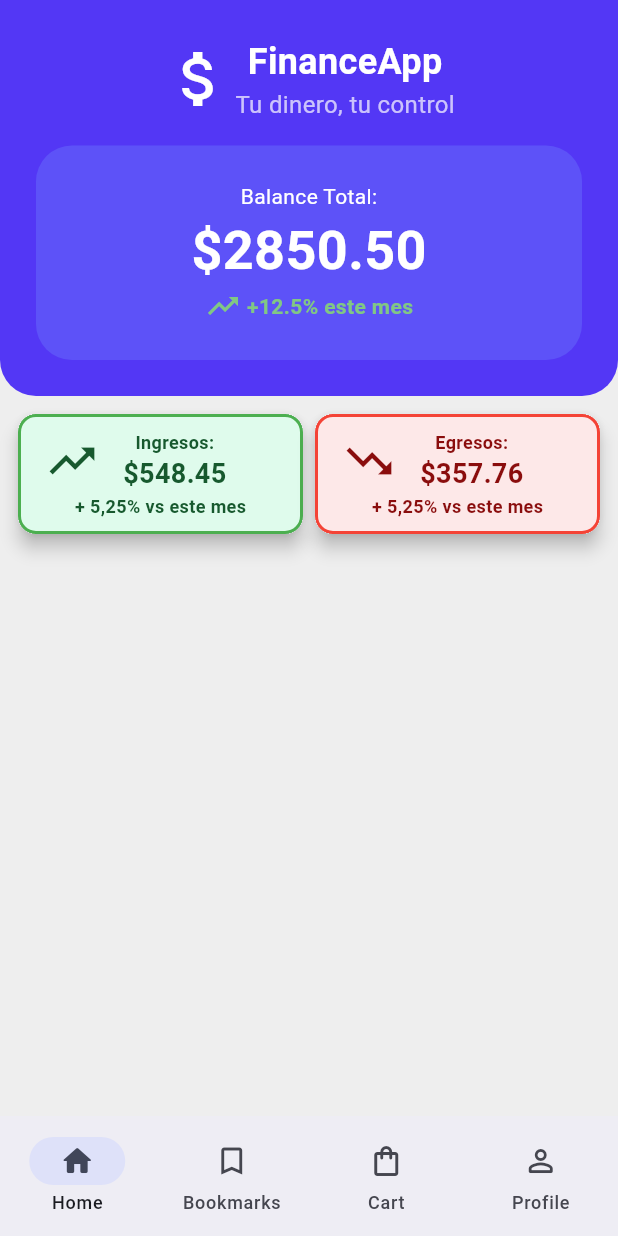
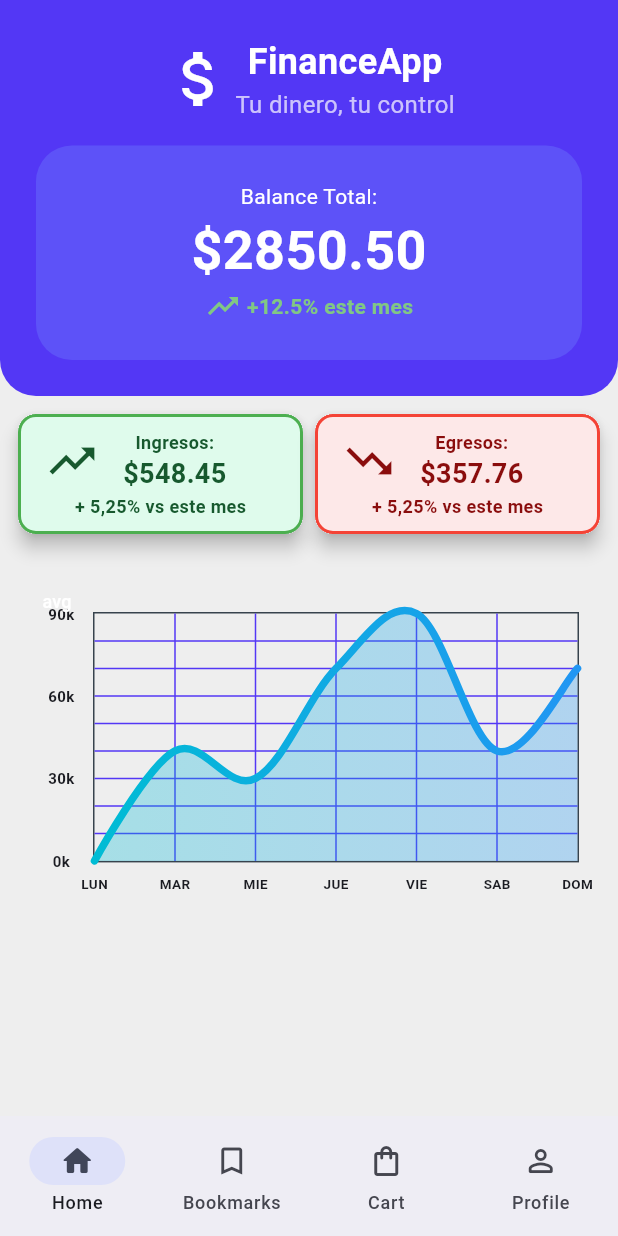
Before and after one commit to VECTOR416/Flutter-Manejo-Divisas, a Flutter app: the screen it shows after launch, on a phone screen of 412 x 824 dp. Run offline on Flutter 3.47's test engine with Material 3 defaults, Android fonts, the phone set to English and light mode, and no system bars; drawn by our look-alikes of fl_chart; our stand-ins replace go_router.

Commit message:
feature(homescreen): Cambio de libreria de charts y adicion de linechart personalizado

```diff
--- a/lib/presentation/screens/home_screen.dart
+++ b/lib/presentation/screens/home_screen.dart
@@ -10,19 +10,42 @@ class HomeScreen extends StatelessWidget {
   Widget build(BuildContext context) {
     return Scaffold(
       backgroundColor: Colors.grey[200],
-      body: SafeArea(child: Column(children: [
+      body: SafeArea(
+        child: Column(
+          children: [
             _MainAppbar(),
             SizedBox(height: 8),
             Padding(
               padding: EdgeInsets.only(left: 8, right: 8),
               child: Row(
                 children: [
-              Expanded(child: SecundaryCard(label: 'Ingresos:', money: 548.45,  elevation: 5, isIncome: true)),
-              Expanded(child: SecundaryCard(label: 'Egresos:', money: 357.76,  elevation: 5, isIncome: false))
+                  Expanded(
+                    child: SecundaryCard(
+                      label: 'Ingresos:',
+                      money: 548.45,
+                      elevation: 5,
+                      isIncome: true,
+                    ),
+                  ),
+                  Expanded(
+                    child: SecundaryCard(
+                      label: 'Egresos:',
+                      money: 357.76,
+                      elevation: 5,
+                      isIncome: false,
+                    ),
+                  ),
                 ],
               ),
+            ),
+            SizedBox(height: 8),
+            Padding(
+              padding: EdgeInsets.fromLTRB(8, 16, 8, 16),
+              child: CustomLineChart(),
             )
-        ])),
+          ],
+        ),
+      ),
       bottomNavigationBar: CustomBottomNavigationBar(),
     );
   }
@@ -69,7 +92,7 @@ class _MainAppbar extends StatelessWidget {
             ],
           ),
           const SizedBox(height: 16),
-          _SecundaryContainer()
+          _SecundaryContainer(),
         ],
       ),
     );
@@ -86,7 +109,7 @@ class _SecundaryContainer extends StatelessWidget {
       padding: EdgeInsets.all(24),
       decoration: BoxDecoration(
         borderRadius: BorderRadius.all(Radius.circular(24)),
-        color: Color(0xFF5d52f8)
+        color: Color(0xFF5d52f8),
       ),
       child: Column(
         children: [
@@ -97,17 +120,23 @@ class _SecundaryContainer extends StatelessWidget {
               fontSize: 36,
               fontWeight: FontWeight.bold,
               color: Colors.white,
-          )
+            ),
           ),
           Row(
             spacing: 4,
             mainAxisAlignment: MainAxisAlignment.center,
             children: [
               Icon(Icons.trending_up, color: Colors.green[300], weight: 5),
-            Text("+12.5% este mes", style: TextStyle(color: Colors.green[300], fontWeight: FontWeight.bold))
+              Text(
+                "+12.5% este mes",
+                style: TextStyle(
+                  color: Colors.green[300],
+                  fontWeight: FontWeight.bold,
+                ),
+              ),
             ],
-        )
-        ]
+          ),
+        ],
       ),
     );
   }
--- /dev/null
+++ b/lib/presentation/widgets/home-screen/custom_line_chart.dart
@@ -0,0 +1,276 @@
+import 'package:fl_chart/fl_chart.dart';
+import 'package:flutter/material.dart';
+
+class CustomLineChart extends StatefulWidget {
+  const CustomLineChart({super.key});
+
+  @override
+  State<CustomLineChart> createState() => _CustomLineChartState();
+}
+
+class _CustomLineChartState extends State<CustomLineChart> {
+  List<Color> gradientColors = [Colors.cyan, Colors.blue];
+
+  bool showAvg = false;
+
+  @override
+  Widget build(BuildContext context) {
+    return Stack(
+      children: <Widget>[
+        AspectRatio(
+          aspectRatio: 1.70,
+          child: Padding(
+            padding: const EdgeInsets.only(
+              right: 18,
+              left: 12,
+              top: 24,
+              bottom: 12,
+            ),
+            child: LineChart(showAvg ? avgData() : mainData()),
+          ),
+        ),
+        SizedBox(
+          width: 60,
+          height: 34,
+          child: TextButton(
+            onPressed: () {
+              setState(() {
+                showAvg = !showAvg;
+              });
+            },
+            child: Text(
+              'avg',
+              style: TextStyle(
+                fontSize: 12,
+                color:
+                    showAvg
+                        ? Colors.white.withValues(alpha: 0.5)
+                        : Colors.white,
+              ),
+            ),
+          ),
+        ),
+      ],
+    );
+  }
+
+  Widget bottomTitleWidgets(double value, TitleMeta meta) {
+    const style = TextStyle(fontWeight: FontWeight.bold, fontSize: 9);
+    Widget text;
+    switch (value.toInt()) {
+      case 0:
+        text = const Text('LUN', style: style);
+        break;
+      case 1:
+        text = const Text('MAR', style: style);
+        break;
+      case 2:
+        text = const Text('MIE', style: style);
+        break;
+      case 3:
+        text = const Text('JUE', style: style);
+        break;
+      case 4:
+        text = const Text('VIE', style: style);
+        break;
+      case 5:
+        text = const Text('SAB', style: style);
+        break;
+      case 6:
+        text = const Text('DOM', style: style);
+        break;
+      default:
+        text = const Text('', style: style);
+        break;
+    }
+
+    return SideTitleWidget(meta: meta, child: text);
+  }
+
+  Widget leftTitleWidgets(double value, TitleMeta meta) {
+    const style = TextStyle(fontWeight: FontWeight.bold, fontSize: 10);
+    String text;
+    switch (value.toInt()) {
+      case 0:
+        text = '0k';
+        break;
+      case 3:
+        text = '30k';
+        break;
+      case 6:
+        text = '60k';
+        break;
+      case 9:
+        text = '90k';
+        break;
+      default:
+        return Container();
+    }
+
+    return Text(text, style: style, textAlign: TextAlign.center);
+  }
+
+  LineChartData mainData() {
+    return LineChartData(
+      gridData: FlGridData(
+        show: true,
+        drawVerticalLine: true,
+        horizontalInterval: 1,
+        verticalInterval: 1,
+        getDrawingHorizontalLine: (value) {
+          return const FlLine(color: Color(0xFF5337F5), strokeWidth: 1);
+        },
+        getDrawingVerticalLine: (value) {
+          return const FlLine(color: Color(0xFF5337F5), strokeWidth: 1);
+        },
+      ),
+      titlesData: FlTitlesData(
+        show: true,
+        rightTitles: const AxisTitles(
+          sideTitles: SideTitles(showTitles: false),
+        ),
+        topTitles: const AxisTitles(sideTitles: SideTitles(showTitles: false)),
+        bottomTitles: AxisTitles(
+          sideTitles: SideTitles(
+            showTitles: true,
+            reservedSize: 30,
+            interval: 1,
+            getTitlesWidget: bottomTitleWidgets,
+          ),
+        ),
+        leftTitles: AxisTitles(
+          sideTitles: SideTitles(
+            showTitles: true,
+            interval: 1,
+            getTitlesWidget: leftTitleWidgets,
+            reservedSize: 42,
+          ),
+        ),
+      ),
+      borderData: FlBorderData(
+        show: true,
+        border: Border.all(color: const Color(0xff37434d)),
+      ),
+      lineBarsData: [
+        LineChartBarData(
+          spots: const [
+            FlSpot(0, 0),
+            FlSpot(1, 4),
+            FlSpot(2, 3),
+            FlSpot(3, 7),
+            FlSpot(4, 9),
+            FlSpot(5, 4),
+            FlSpot(6, 7),
+          ],
+          isCurved: true,
+          gradient: LinearGradient(colors: gradientColors),
+          barWidth: 5,
+          isStrokeCapRound: true,
+          dotData: const FlDotData(show: false),
+          belowBarData: BarAreaData(
+            show: true,
+            gradient: LinearGradient(
+              colors:
+                  gradientColors
+                      .map((color) => color.withValues(alpha: 0.3))
+                      .toList(),
+            ),
+          ),
+        ),
+      ],
+    );
+  }
+
+  LineChartData avgData() {
+    return LineChartData(
+      lineTouchData: const LineTouchData(enabled: false),
+      gridData: FlGridData(
+        show: true,
+        drawHorizontalLine: true,
+        verticalInterval: 1,
+        horizontalInterval: 1,
+        getDrawingVerticalLine: (value) {
+          return const FlLine(color: Color(0xFF5337F5), strokeWidth: 1);
+        },
+        getDrawingHorizontalLine: (value) {
+          return const FlLine(color: Color(0xFF5337F5), strokeWidth: 1);
+        },
+      ),
+      titlesData: FlTitlesData(
+        show: true,
+        bottomTitles: AxisTitles(
+          sideTitles: SideTitles(
+            showTitles: true,
+            reservedSize: 30,
+            getTitlesWidget: bottomTitleWidgets,
+            interval: 1,
+          ),
+        ),
+        leftTitles: AxisTitles(
+          sideTitles: SideTitles(
+            showTitles: true,
+            getTitlesWidget: leftTitleWidgets,
+            reservedSize: 42,
+            interval: 1,
+          ),
+        ),
+        topTitles: const AxisTitles(sideTitles: SideTitles(showTitles: false)),
+        rightTitles: const AxisTitles(
+          sideTitles: SideTitles(showTitles: false),
+        ),
+      ),
+      borderData: FlBorderData(
+        show: true,
+        border: Border.all(color: const Color(0xFF5337F5)),
+      ),
+      minX: 0,
+      maxX: 11,
+      minY: 0,
+      maxY: 6,
+      lineBarsData: [
+        LineChartBarData(
+          spots: const [
+            FlSpot(0, 3.44),
+            FlSpot(2.6, 3.44),
+            FlSpot(4.9, 3.44),
+            FlSpot(6.8, 3.44),
+            FlSpot(8, 3.44),
+            FlSpot(9.5, 3.44),
+            FlSpot(11, 3.44),
+          ],
+          isCurved: true,
+          gradient: LinearGradient(
+            colors: [
+              ColorTween(
+                begin: gradientColors[0],
+                end: gradientColors[1],
+              ).lerp(0.2)!,
+              ColorTween(
+                begin: gradientColors[0],
+                end: gradientColors[1],
+              ).lerp(0.2)!,
+            ],
+          ),
+          barWidth: 5,
+          isStrokeCapRound: true,
+          dotData: const FlDotData(show: false),
+          belowBarData: BarAreaData(
+            show: true,
+            gradient: LinearGradient(
+              colors: [
+                ColorTween(
+                  begin: gradientColors[0],
+                  end: gradientColors[1],
+                ).lerp(0.2)!.withValues(alpha: 0.1),
+                ColorTween(
+                  begin: gradientColors[0],
+                  end: gradientColors[1],
+                ).lerp(0.2)!.withValues(alpha: 0.1),
+              ],
+            ),
+          ),
+        ),
+      ],
+    );
+  }
+}
--- a/lib/presentation/widgets/widgets.dart
+++ b/lib/presentation/widgets/widgets.dart
@@ -1 +1,2 @@
+export 'package:manejo_divisas/presentation/widgets/home-screen/custom_line_chart.dart';
 export 'package:manejo_divisas/presentation/widgets/shared/custom_bottom_navigation_bar.dart';
--- a/pubspec.yaml
+++ b/pubspec.yaml
@@ -13,7 +13,7 @@ dependencies:
   flutter_riverpod: ^2.6.1
   flutter_dotenv: ^5.2.1
   go_router: ^16.0.0
-  syncfusion_flutter_charts: ^30.1.42
+  fl_chart: ^1.0.0
 
 dev_dependencies:
   flutter_test:
```
Also changed, not shown: pubspec.lock. Lines whose indentation alone changed are shown as unchanged.
